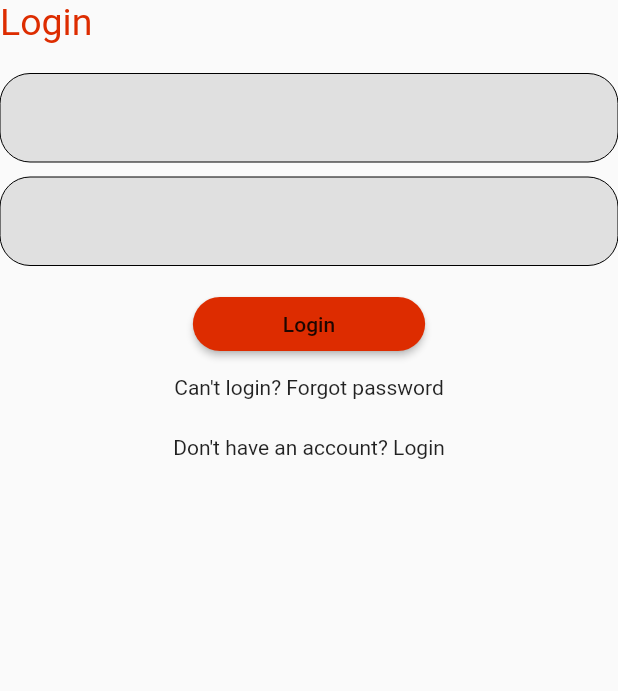
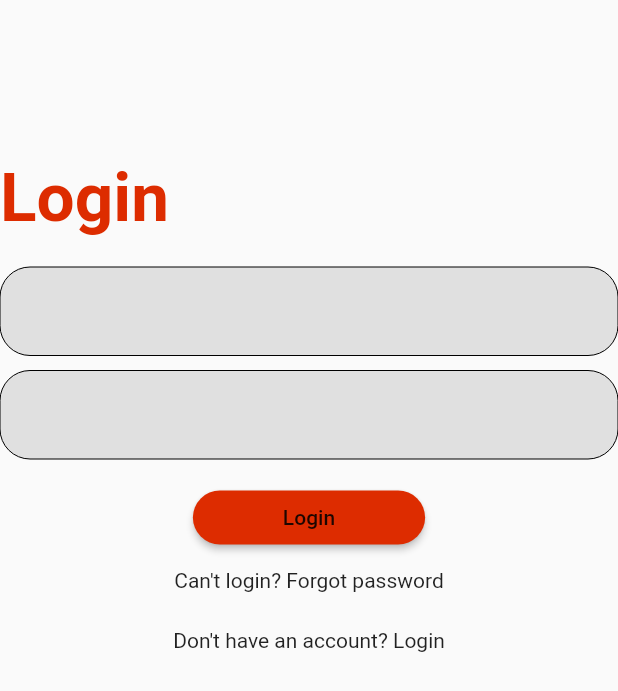
Before and after one commit to afullsnack/jumpq, a Flutter app: the screen it shows after launch, after a tap on "Register", on a phone screen of 412 x 824 dp. Shown: the top 691 px of the screen. Run offline on Flutter 3.47's test engine with Material 2 defaults, Android fonts, the phone set to English and light mode, and no system bars.

Commit message:
Refactored the Login and Regiser screens

```diff
--- a/lib/screens/login.dart
+++ b/lib/screens/login.dart
@@ -92,15 +92,20 @@ class _LoginState extends State<Login> {
         mainAxisAlignment: MainAxisAlignment.start,
         crossAxisAlignment: CrossAxisAlignment.start,
         children: <Widget>[
+          SizedBox(height: 105.0),
           Text(
             '${widget.title}',
             style: TextStyle(
-              fontSize: 25.0,
+              fontSize: 45.0,
               color: Colors.deepOrangeAccent[700],
+              fontWeight: FontWeight.bold,
             ),
           ),
           SizedBox(height: 20.0),
-          Form(
+          Expanded(
+            flex: 1,
+            child: Container(
+              child: Form(
                 key: _formKeyLogin,
                 child: Column(
                   children: <Widget>[
@@ -116,8 +121,8 @@ class _LoginState extends State<Login> {
                       child: Text(
                         'Login',
                       ),
-                  padding:
-                      EdgeInsets.symmetric(vertical: 10.0, horizontal: 60.0),
+                      padding: EdgeInsets.symmetric(
+                          vertical: 10.0, horizontal: 60.0),
                       onPressed: () {
                         // if (!_formKeyLogin.currentState.validate()) {
                         //   return;
@@ -125,10 +130,10 @@ class _LoginState extends State<Login> {
 
                         Navigator.pushReplacementNamed(context, 'home');
 
-                    _formKeyLogin.currentState.save();
+                        // _formKeyLogin.currentState.save();
 
-                    print(_username);
-                    print(_password);
+                        // print(_username);
+                        // print(_password);
                       },
                     ),
                     SizedBox(height: 10.0),
@@ -138,6 +143,8 @@ class _LoginState extends State<Login> {
                   ],
                 ),
               ),
+            ),
+          ),
         ],
       ),
     );
--- a/lib/screens/register.dart
+++ b/lib/screens/register.dart
@@ -267,24 +267,39 @@ class _RegisterState extends State<Register> {
 //      backgroundColor: Colors.grey[300],
       body: Column(
         mainAxisAlignment: MainAxisAlignment.start,
+        crossAxisAlignment: CrossAxisAlignment.start,
         children: <Widget>[
+          SizedBox(
+            height: 105.0,
+          ),
           Text(
             '${widget.title}',
             style: TextStyle(
-              fontSize: 25.0,
+              fontSize: 45.0,
               color: Colors.deepOrangeAccent[700],
+              fontWeight: FontWeight.bold,
             ),
           ),
           SizedBox(height: 20.0),
-          Form(
+          Expanded(
+            flex: 1,
+            child: Container(
+              child: Form(
                 key: _formKeyRegister,
                 child: Column(
                   children: <Widget>[
                     Row(
                       mainAxisAlignment: MainAxisAlignment.spaceBetween,
                       children: <Widget>[
-                    _buildFirstName(),
-                    _buildLastName(),
+                        Expanded(
+                          flex: 1,
+                          child: _buildFirstName(),
+                        ),
+                        SizedBox(width: 10.0),
+                        Expanded(
+                          flex: 1,
+                          child: _buildLastName(),
+                        ),
                       ],
                     ),
                     SizedBox(height: 10.0),
@@ -306,23 +321,25 @@ class _RegisterState extends State<Register> {
                       child: Text(
                         'Register',
                       ),
-                  padding:
-                      EdgeInsets.symmetric(vertical: 10.0, horizontal: 60.0),
+                      padding: EdgeInsets.symmetric(
+                        vertical: 10.0,
+                        horizontal: 60.0,
+                      ),
                       onPressed: () {
                         // if (!_formKeyRegister.currentState.validate()) {
                         //   return;
                         // }
                         Navigator.pushReplacementNamed(context, 'login');
 
-                    _formKeyRegister.currentState.save();
+                        // _formKeyRegister.currentState.save();
 
-                    print(_firstname);
-                    print(_lastname);
-                    print(_username);
-                    print(_email);
-                    print(_mobile);
-                    print(_password);
-                    print(_confirmPass);
+                        // print(_firstname);
+                        // print(_lastname);
+                        // print(_username);
+                        // print(_email);
+                        // print(_mobile);
+                        // print(_password);
+                        // print(_confirmPass);
                       },
                     ),
                     SizedBox(height: 10.0),
@@ -332,6 +349,8 @@ class _RegisterState extends State<Register> {
                   ],
                 ),
               ),
+            ),
+          ),
         ],
       ),
     );
```
Lines whose indentation alone changed are shown as unchanged.
